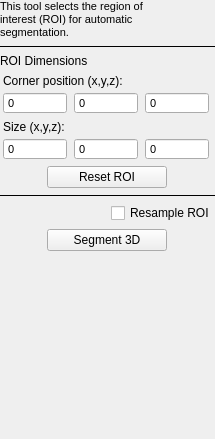
Qt form GUI/Qt/Components/SnakeToolROIPanel.ui (pyushkevich/itksnap) before a commit.
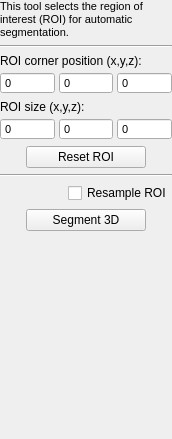
The same form after that commit.

Commit message: Modified GUI to resemble 2.4 behavior more closely, added polygon panel

Diff of the .ui file:
```diff
--- a/GUI/Qt/Components/SnakeToolROIPanel.ui
+++ b/GUI/Qt/Components/SnakeToolROIPanel.ui
@@ -6,7 +6,7 @@
    <rect>
     <x>0</x>
     <y>0</y>
-    <width>215</width>
+    <width>172</width>
     <height>439</height>
    </rect>
   </property>
@@ -24,7 +24,19 @@
 </string>
   </property>
   <layout class="QVBoxLayout" name="verticalLayout">
-   <property name="margin">
+   <property name="spacing">
+    <number>6</number>
+   </property>
+   <property name="leftMargin">
+    <number>0</number>
+   </property>
+   <property name="topMargin">
+    <number>0</number>
+   </property>
+   <property name="rightMargin">
+    <number>0</number>
+   </property>
+   <property name="bottomMargin">
     <number>0</number>
    </property>
    <item>
@@ -62,26 +74,11 @@
    </item>
    <item>
     <widget class="Line" name="line_2">
-     <property name="frameShadow">
-      <enum>QFrame::Plain</enum>
-     </property>
      <property name="orientation">
       <enum>Qt::Horizontal</enum>
      </property>
     </widget>
    </item>
-   <item>
-    <widget class="QLabel" name="label_4">
-     <property name="font">
-      <font>
-       <pointsize>-1</pointsize>
-      </font>
-     </property>
-     <property name="text">
-      <string>ROI Dimensions</string>
-     </property>
-    </widget>
-   </item>
    <item>
     <widget class="QWidget" name="widget_6" native="true">
      <layout class="QGridLayout" name="gridLayout_3">
@@ -99,7 +96,7 @@
          </font>
         </property>
         <property name="text">
-         <string>Corner position (x,y,z):</string>
+         <string>ROI corner position (x,y,z):</string>
         </property>
        </widget>
       </item>
@@ -162,7 +159,7 @@
          </font>
         </property>
         <property name="text">
-         <string>Size (x,y,z):</string>
+         <string>ROI size (x,y,z):</string>
         </property>
        </widget>
       </item>
@@ -246,9 +243,6 @@
    </item>
    <item>
     <widget class="Line" name="line">
-     <property name="frameShadow">
-      <enum>QFrame::Plain</enum>
-     </property>
      <property name="orientation">
       <enum>Qt::Horizontal</enum>
      </property>
```
Left out of the diff: 55 changed lines with no effect on the pictures. The commit also changes 33 other files.
